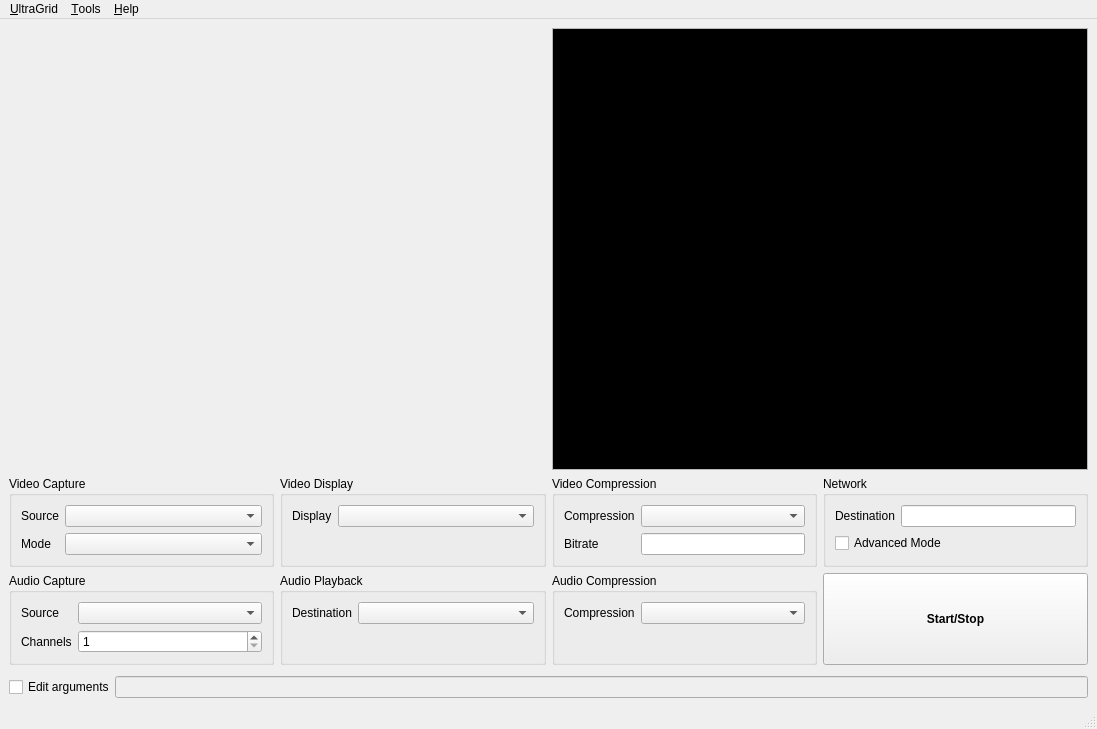
mpiatka/ugrid-gui, file ultragrid_window.ui: the form before one commit.
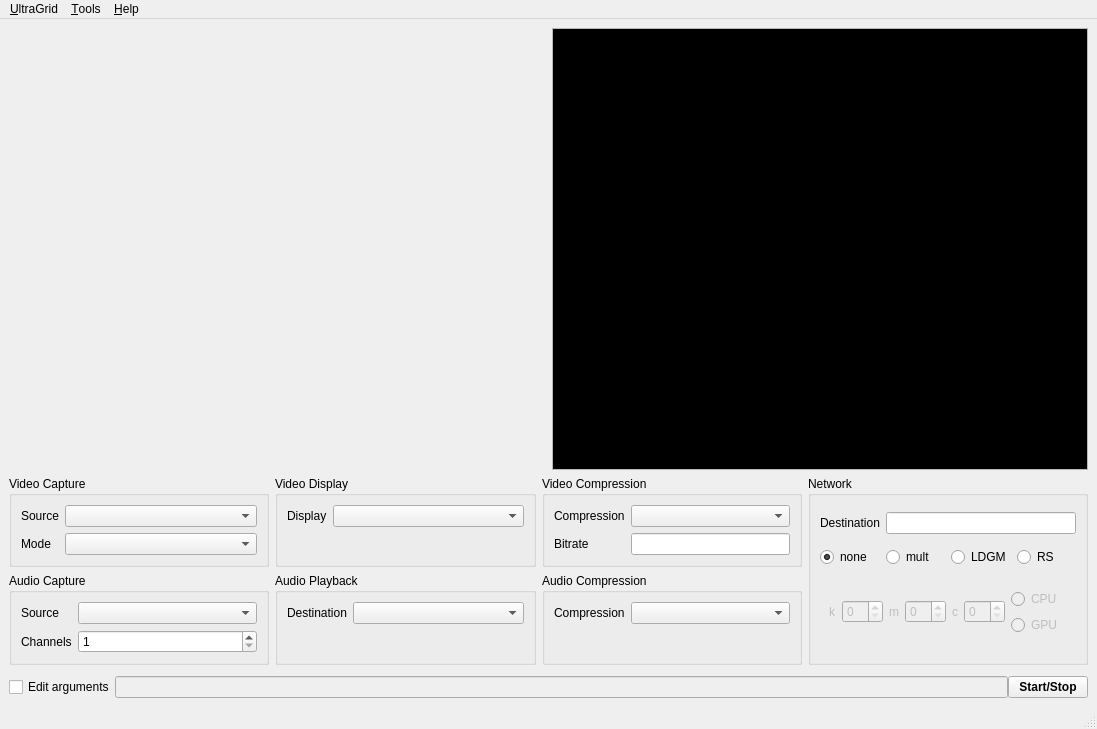
The form after the commit. The open tabs and pages were chosen to show the change.

Patch:
```diff
--- a/ultragrid_window.ui
+++ b/ultragrid_window.ui
@@ -17,7 +17,7 @@
    <string/>
   </property>
   <widget class="QWidget" name="centralwidget">
-   <layout class="QVBoxLayout" name="verticalLayout_5" stretch="6,1,1,0">
+   <layout class="QVBoxLayout" name="verticalLayout_5" stretch="6,0,0">
     <item>
      <layout class="QHBoxLayout" name="horizontalLayout">
       <property name="sizeConstraint">
@@ -118,7 +118,20 @@
      </layout>
     </item>
     <item>
-     <layout class="QHBoxLayout" name="horizontalLayout_4" stretch="1,1,1,1">
+     <layout class="QHBoxLayout" name="horizontalLayout_11">
+      <property name="rightMargin">
+       <number>0</number>
+      </property>
+      <property name="bottomMargin">
+       <number>0</number>
+      </property>
+      <item>
+       <layout class="QVBoxLayout" name="verticalLayout_3">
+        <property name="bottomMargin">
+         <number>0</number>
+        </property>
+        <item>
+         <layout class="QHBoxLayout" name="horizontalLayout_4" stretch="1,1,1">
       <property name="sizeConstraint">
        <enum>QLayout::SetMaximumSize</enum>
       </property>
@@ -223,36 +236,6 @@
         </layout>
        </widget>
       </item>
-      <item>
-       <widget class="QGroupBox" name="groupBox_7">
-        <property name="title">
-         <string>Network</string>
-        </property>
-        <layout class="QFormLayout" name="formLayout_7">
-         <item row="0" column="0">
-          <widget class="QLabel" name="label_10">
-           <property name="text">
-            <string>Destination</string>
-           </property>
-          </widget>
-         </item>
-         <item row="0" column="1">
-          <widget class="QLineEdit" name="networkDestinationEdit">
-           <property name="text">
-            <string extracomment="Target IP or host"/>
-           </property>
-          </widget>
-         </item>
-         <item row="1" column="0" colspan="2">
-          <widget class="QCheckBox" name="networkAdvancedCheckBox">
-           <property name="text">
-            <string>Advanced Mode</string>
-           </property>
-          </widget>
-         </item>
-        </layout>
-       </widget>
-      </item>
      </layout>
     </item>
     <item>
@@ -321,6 +304,9 @@
          <string>Audio Compression</string>
         </property>
         <layout class="QFormLayout" name="formLayout_6">
+             <property name="fieldGrowthPolicy">
+              <enum>QFormLayout::AllNonFixedFieldsGrow</enum>
+             </property>
          <item row="0" column="0">
           <widget class="QLabel" name="label_9">
            <property name="text">
@@ -334,23 +320,239 @@
         </layout>
        </widget>
       </item>
+         </layout>
+        </item>
+       </layout>
+      </item>
       <item>
-       <widget class="QPushButton" name="startButton">
+       <widget class="QGroupBox" name="groupBox_7">
         <property name="sizePolicy">
-         <sizepolicy hsizetype="Preferred" vsizetype="Preferred">
+         <sizepolicy hsizetype="Maximum" vsizetype="Preferred">
           <horstretch>0</horstretch>
           <verstretch>0</verstretch>
          </sizepolicy>
         </property>
-        <property name="font">
-         <font>
-          <weight>75</weight>
-          <bold>true</bold>
-         </font>
+        <property name="title">
+         <string>Network</string>
         </property>
+        <layout class="QVBoxLayout" name="verticalLayout_4">
+         <item>
+          <layout class="QHBoxLayout" name="horizontalLayout_12">
+           <property name="bottomMargin">
+            <number>0</number>
+           </property>
+           <item>
+            <widget class="QLabel" name="label_10">
         <property name="text">
-         <string>Start/Stop</string>
-        </property>
+              <string>Destination</string>
+             </property>
+            </widget>
+           </item>
+           <item>
+            <widget class="QLineEdit" name="networkDestinationEdit">
+             <property name="text">
+              <string extracomment="Target IP or host"/>
+             </property>
+            </widget>
+           </item>
+          </layout>
+         </item>
+         <item>
+          <layout class="QHBoxLayout" name="horizontalLayout_6">
+           <item>
+            <widget class="QRadioButton" name="fecNoneRadio">
+             <property name="text">
+              <string>none</string>
+             </property>
+             <property name="checked">
+              <bool>true</bool>
+             </property>
+            </widget>
+           </item>
+           <item>
+            <widget class="QRadioButton" name="fecMultRadio">
+             <property name="text">
+              <string>mult</string>
+             </property>
+            </widget>
+           </item>
+           <item>
+            <widget class="QRadioButton" name="fecLdgmRadio">
+             <property name="text">
+              <string>LDGM</string>
+             </property>
+            </widget>
+           </item>
+           <item>
+            <widget class="QRadioButton" name="fecRsRadio">
+             <property name="text">
+              <string>RS</string>
+             </property>
+            </widget>
+           </item>
+          </layout>
+         </item>
+         <item>
+          <widget class="QStackedWidget" name="stackedWidget">
+           <property name="enabled">
+            <bool>false</bool>
+           </property>
+           <property name="sizePolicy">
+            <sizepolicy hsizetype="Maximum" vsizetype="Maximum">
+             <horstretch>0</horstretch>
+             <verstretch>0</verstretch>
+            </sizepolicy>
+           </property>
+           <property name="currentIndex">
+            <number>1</number>
+           </property>
+           <widget class="QWidget" name="mult">
+            <layout class="QHBoxLayout" name="horizontalLayout_7">
+             <item>
+              <widget class="QLabel" name="label">
+               <property name="text">
+                <string>Multiplying factor</string>
+               </property>
+              </widget>
+             </item>
+             <item>
+              <widget class="QSpinBox" name="spinBox">
+               <property name="sizePolicy">
+                <sizepolicy hsizetype="Preferred" vsizetype="Fixed">
+                 <horstretch>0</horstretch>
+                 <verstretch>0</verstretch>
+                </sizepolicy>
+               </property>
+              </widget>
+             </item>
+            </layout>
+           </widget>
+           <widget class="QWidget" name="lgdm">
+            <layout class="QHBoxLayout" name="horizontalLayout_8">
+             <item>
+              <widget class="QLabel" name="label_2">
+               <property name="text">
+                <string>Max Loss</string>
+               </property>
+              </widget>
+             </item>
+             <item>
+              <widget class="QSpinBox" name="spinBox_2"/>
+             </item>
+             <item>
+              <layout class="QVBoxLayout" name="verticalLayout">
+               <item>
+                <widget class="QRadioButton" name="radioButton_7">
+                 <property name="text">
+                  <string>CPU</string>
+                 </property>
+                </widget>
+               </item>
+               <item>
+                <widget class="QRadioButton" name="radioButton_8">
+                 <property name="text">
+                  <string>GPU</string>
+                 </property>
+                </widget>
+               </item>
+              </layout>
+             </item>
+            </layout>
+           </widget>
+           <widget class="QWidget" name="page">
+            <layout class="QHBoxLayout" name="horizontalLayout_9">
+             <item>
+              <widget class="QLabel" name="label_8">
+               <property name="text">
+                <string>k</string>
+               </property>
+              </widget>
+             </item>
+             <item>
+              <widget class="QSpinBox" name="spinBox_3"/>
+             </item>
+             <item>
+              <widget class="QLabel" name="label_11">
+               <property name="text">
+                <string>m</string>
+               </property>
+              </widget>
+             </item>
+             <item>
+              <widget class="QSpinBox" name="spinBox_4"/>
+             </item>
+             <item>
+              <widget class="QLabel" name="label_12">
+               <property name="text">
+                <string>c</string>
+               </property>
+              </widget>
+             </item>
+             <item>
+              <widget class="QSpinBox" name="spinBox_5"/>
+             </item>
+             <item>
+              <layout class="QVBoxLayout" name="verticalLayout_2">
+               <property name="rightMargin">
+                <number>5</number>
+               </property>
+               <item>
+                <widget class="QRadioButton" name="radioButton_5">
+                 <property name="text">
+                  <string>CPU</string>
+                 </property>
+                </widget>
+               </item>
+               <item>
+                <widget class="QRadioButton" name="radioButton_6">
+                 <property name="text">
+                  <string>GPU</string>
+                 </property>
+                </widget>
+               </item>
+              </layout>
+             </item>
+            </layout>
+           </widget>
+           <widget class="QWidget" name="page_2">
+            <layout class="QHBoxLayout" name="horizontalLayout_10">
+             <item>
+              <widget class="QLabel" name="label_13">
+               <property name="sizePolicy">
+                <sizepolicy hsizetype="Maximum" vsizetype="Preferred">
+                 <horstretch>0</horstretch>
+                 <verstretch>0</verstretch>
+                </sizepolicy>
+               </property>
+               <property name="text">
+                <string>k</string>
+               </property>
+              </widget>
+             </item>
+             <item>
+              <widget class="QSpinBox" name="spinBox_6"/>
+             </item>
+             <item>
+              <widget class="QLabel" name="label_14">
+               <property name="sizePolicy">
+                <sizepolicy hsizetype="Maximum" vsizetype="Preferred">
+                 <horstretch>0</horstretch>
+                 <verstretch>0</verstretch>
+                </sizepolicy>
+               </property>
+               <property name="text">
+                <string>n</string>
+               </property>
+              </widget>
+             </item>
+             <item>
+              <widget class="QSpinBox" name="spinBox_7"/>
+             </item>
+            </layout>
+           </widget>
+          </widget>
+         </item>
+        </layout>
        </widget>
       </item>
      </layout>
@@ -389,6 +591,25 @@
         </property>
        </widget>
       </item>
+      <item>
+       <widget class="QPushButton" name="startButton">
+        <property name="sizePolicy">
+         <sizepolicy hsizetype="Preferred" vsizetype="Preferred">
+          <horstretch>0</horstretch>
+          <verstretch>0</verstretch>
+         </sizepolicy>
+        </property>
+        <property name="font">
+         <font>
+          <weight>75</weight>
+          <bold>true</bold>
+         </font>
+        </property>
+        <property name="text">
+         <string>Start/Stop</string>
+        </property>
+       </widget>
+      </item>
      </layout>
     </item>
    </layout>
```
Left out of the diff: 17 changed lines with no effect on the pictures. Lines whose indentation alone changed are shown as unchanged.
